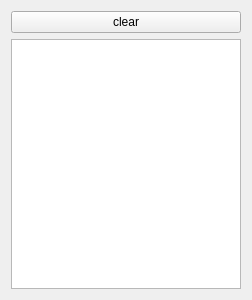
The window that src/Mod/Robot/Gui/TaskRobotMessages.ui (southseact-3d/fcd) describes before a commit, drawn with Qt 5.
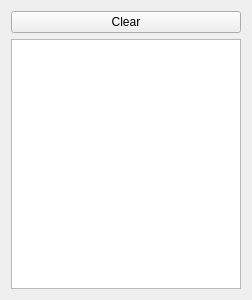
The same window after the commit.

Diff of the .ui file:
```diff
--- a/src/Mod/Robot/Gui/TaskRobotMessages.ui
+++ b/src/Mod/Robot/Gui/TaskRobotMessages.ui
@@ -17,7 +17,7 @@
    <item>
     <widget class="QPushButton" name="pushButtonClear">
      <property name="text">
-      <string>clear</string>
+      <string>Clear</string>
      </property>
     </widget>
    </item>
```
